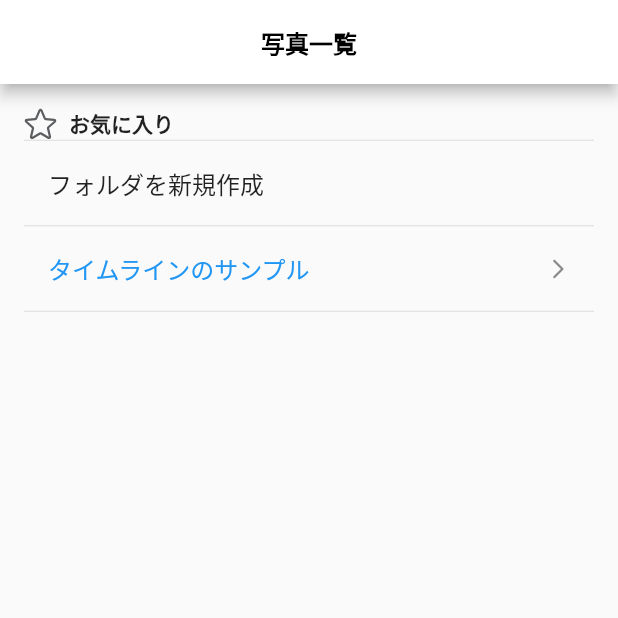
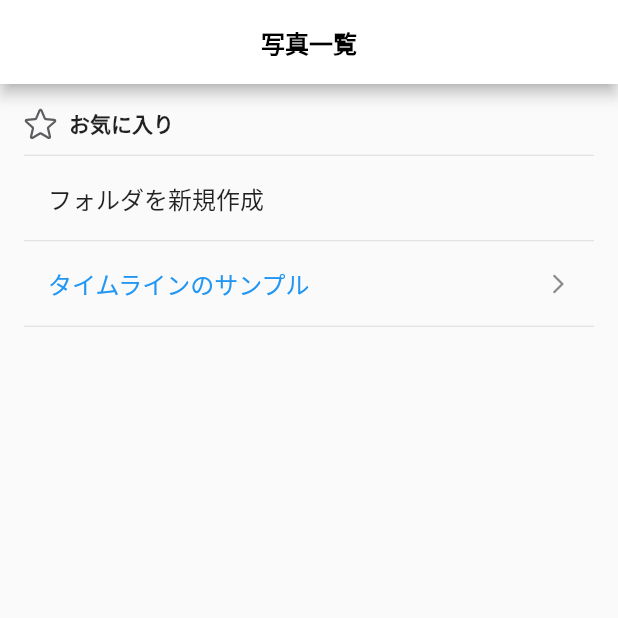
Before and after one commit to uetomo186/image_recognition_app, a Flutter app: the screen it shows after launch, on a phone screen of 412 x 824 dp, the top half of it. Run offline on Flutter 3.47's test engine with Material 2 defaults, Android fonts, the light colour scheme and no system bars; our stand-ins replace firebase_core, firebase_storage, flutter_hooks, flutter_svg, hooks_riverpod, image_picker; accounts and stored records are empty.

Commit message:
UIを少し変更

```diff
--- a/lib/home_page.dart
+++ b/lib/home_page.dart
@@ -39,6 +39,9 @@ class HomePage extends HookConsumerWidget {
                       )),
                 ],
               ),
+              const SizedBox(
+                height: 10,
+              ),
               const Divider(height: 1),
               ListTile(
                 title: const Text(
```
